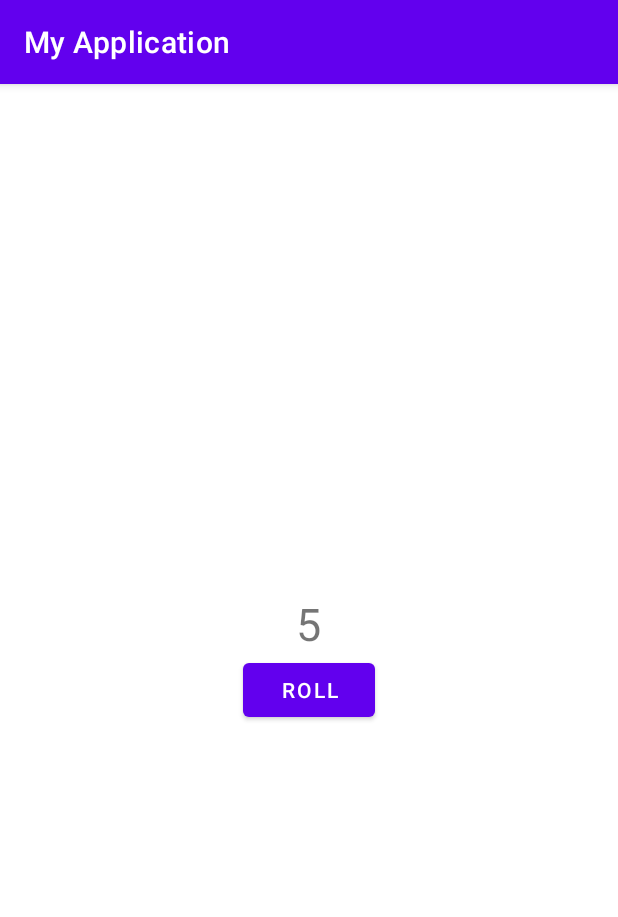
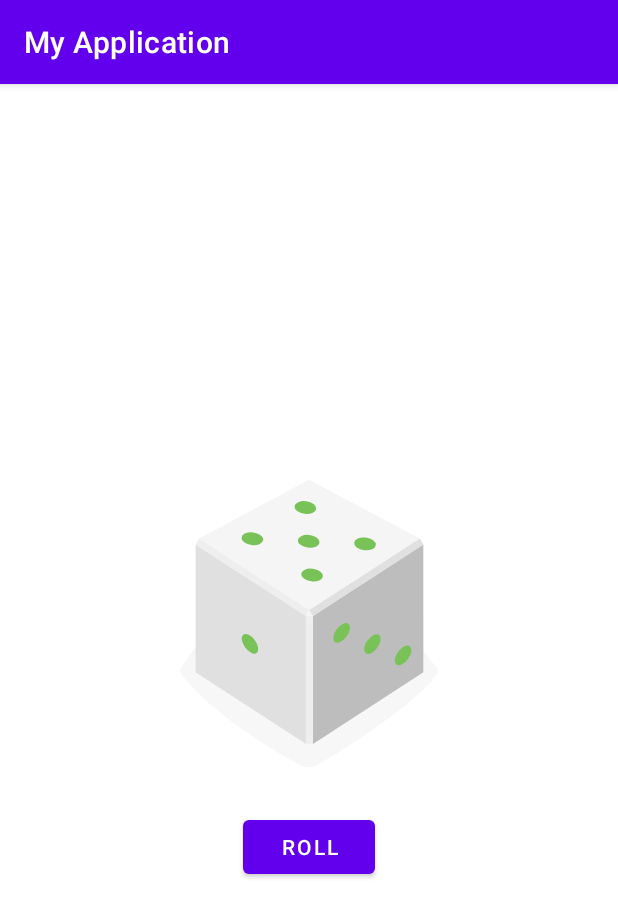
Before and after one commit to Tymzo/premiereApp, an Android app: the screen it shows after launch (MainActivity), after a tap on "ROLL", on a phone screen of 412 x 824 dp. Shown: the top 917 px of the screen. Run offline under Robolectric (Android 15) with nearby library versions, the phone set to English and light mode, and no system bars.

Commit message:
second push pour ne pas se faire delet le projet a cause de l'update de l'app a la school

```diff
--- a/app/src/main/java/com/example/myapplication/MainActivity.kt
+++ b/app/src/main/java/com/example/myapplication/MainActivity.kt
@@ -3,11 +3,16 @@ package com.example.myapplication
 import androidx.appcompat.app.AppCompatActivity
 import android.os.Bundle
 import android.widget.Button
+import android.widget.ImageView
 import android.widget.TextView
 import android.widget.Toast
 import java.util.*
 
 class MainActivity : AppCompatActivity() {
+
+
+    lateinit var diceImage: ImageView
+
     override fun onCreate(savedInstanceState: Bundle?) {
         super.onCreate(savedInstanceState)
         setContentView(R.layout.activity_main)
@@ -15,15 +20,22 @@ class MainActivity : AppCompatActivity() {
         rollButton.setOnClickListener{
             rollDice()
         }
+        diceImage = findViewById(R.id.dice_image)
     }
 
     private fun rollDice() {
-        val resutText: TextView = findViewById(R.id.result_Text)
 
         val randomInt = Random().nextInt(6) + 1
 
-
-        resutText.text = randomInt.toString()
+        val drawbalResource = when(randomInt){
+            1 -> R.drawable.dice_1
+            2 -> R.drawable.dice_2
+            3 -> R.drawable.dice_3
+            4 -> R.drawable.dice_4
+            5 -> R.drawable.dice_5
+             else -> R.drawable.dice_6
+        }
+        diceImage.setImageResource(drawbalResource)
     }
 
 }
--- a/app/src/main/res/layout/activity_main.xml
+++ b/app/src/main/res/layout/activity_main.xml
@@ -7,13 +7,13 @@
     android:layout_gravity="center_vertical"
     tools:context=".MainActivity">
 
-    <TextView
-        android:id="@+id/result_Text"
-        android:layout_width="wrap_content"
-        android:layout_height="wrap_content"
-        android:text="1"
-        android:layout_gravity="center_horizontal"
-        android:textSize="30sp"/>
+  <ImageView
+      android:id="@+id/dice_image"
+      android:layout_width="wrap_content"
+      android:layout_height="wrap_content"
+      android:layout_gravity="center_horizontal"
+      android:src="@drawable/empty_dice"
+      tools:src="@drawable/dice_1"/>
 
     <Button
         android:id="@+id/roll_button"
```
